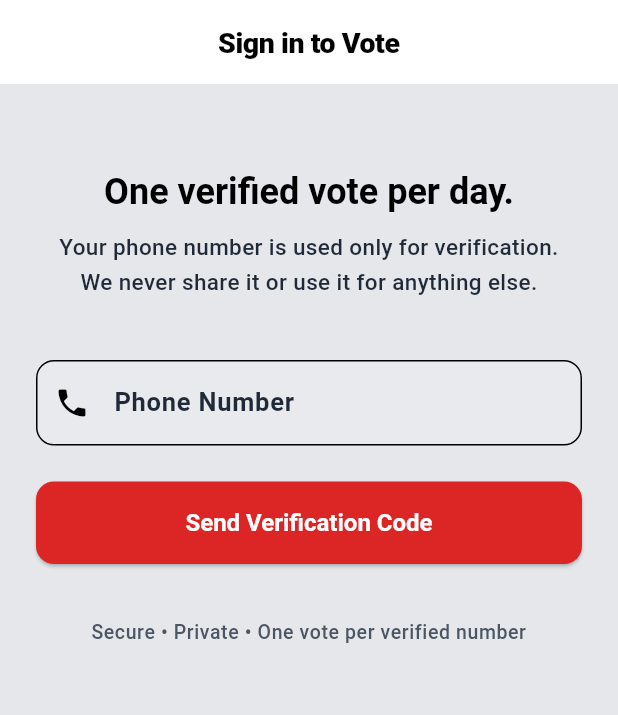
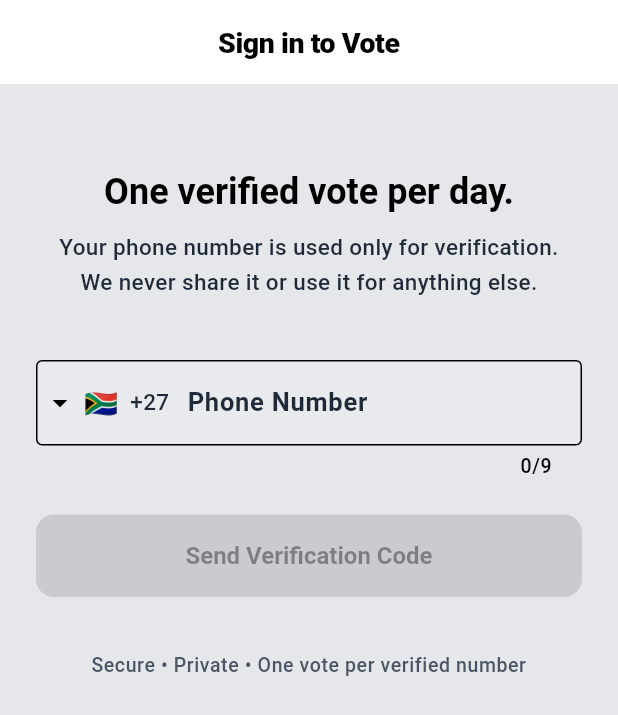
Before and after one commit to BuffaloJoe56/livepoll-politics, a Flutter app: the PhoneAuthScreen screen opened by its route, on a phone screen of 412 x 824 dp. Shown: the top 715 px of the screen. Run offline on Flutter 3.47's test engine with Material 3 defaults, Android fonts, the light colour scheme and no system bars; drawn by our look-alikes of intl_phone_field; our stand-ins replace flutter_animate, flutter_riverpod, go_router, riverpod_annotation; generated files the repository leaves out were written again.

Commit message:
Activate full demo phone auth flow (country picker + OTP step)

```diff
--- a/lib/features/auth/presentation/phone_auth_screen.dart
+++ b/lib/features/auth/presentation/phone_auth_screen.dart
@@ -1,8 +1,62 @@
 import 'package:flutter/material.dart';
+import 'package:go_router/go_router.dart';
+import 'package:intl_phone_field/intl_phone_field.dart';
 import 'package:livepoll_politics/core/theme/app_theme.dart';
 
-class PhoneAuthScreen extends StatelessWidget {
+class PhoneAuthScreen extends StatefulWidget {
   const PhoneAuthScreen({super.key});
+
+  @override
+  State<PhoneAuthScreen> createState() => _PhoneAuthScreenState();
+}
+
+class _PhoneAuthScreenState extends State<PhoneAuthScreen> {
+  String _phoneNumber = '';
+  bool _codeSent = false;
+  final TextEditingController _codeController = TextEditingController();
+
+  @override
+  void dispose() {
+    _codeController.dispose();
+    super.dispose();
+  }
+
+  void _sendCode() {
+    if (_phoneNumber.isEmpty) return;
+
+    setState(() {
+      _codeSent = true;
+      _codeController.clear();
+    });
+
+    ScaffoldMessenger.of(context).showSnackBar(
+      SnackBar(
+        content: Text(
+          'Demo code sent to $_phoneNumber.\nFor this test, enter any 6 digits (e.g. 123456).',
+        ),
+        duration: const Duration(seconds: 5),
+      ),
+    );
+  }
+
+  void _verifyCode() {
+    final code = _codeController.text.trim();
+
+    if (code.length != 6) {
+      ScaffoldMessenger.of(context).showSnackBar(
+        const SnackBar(content: Text('Please enter a 6-digit code')),
+      );
+      return;
+    }
+
+    // Demo: accept any 6-digit code
+    ScaffoldMessenger.of(context).showSnackBar(
+      const SnackBar(content: Text('Phone verified! You can now cast your vote.')),
+    );
+
+    // Send user to the SA vote screen
+    context.go('/vote/sa');
+  }
 
   @override
   Widget build(BuildContext context) {
@@ -12,6 +66,7 @@ class PhoneAuthScreen extends StatelessWidget {
       appBar: AppBar(title: const Text('Sign in to Vote')),
       body: Padding(
         padding: const EdgeInsets.all(24),
+        child: SingleChildScrollView(
           child: Column(
             crossAxisAlignment: CrossAxisAlignment.stretch,
             children: [
@@ -29,29 +84,79 @@ class PhoneAuthScreen extends StatelessWidget {
               ),
               const SizedBox(height: 40),
 
-            // Placeholder for real phone input (intl_phone_field will be added next)
-            TextField(
+              if (!_codeSent) ...[
+                // Step 1: Phone number
+                IntlPhoneField(
                   decoration: const InputDecoration(
                     labelText: 'Phone Number',
-                hintText: '+1 (202) 555-0142',
-                prefixIcon: Icon(Icons.phone),
+                    border: OutlineInputBorder(),
                   ),
-              keyboardType: TextInputType.phone,
+                  initialCountryCode: 'ZA',
+                  onChanged: (phone) {
+                    setState(() {
+                      _phoneNumber = phone.completeNumber;
+                    });
+                  },
                 ),
                 const SizedBox(height: 24),
-
                 ElevatedButton(
-              onPressed: () {
-                // TODO: Implement real Firebase Phone Auth
-                ScaffoldMessenger.of(context).showSnackBar(
-                  const SnackBar(content: Text('Phone auth coming in next phase')),
-                );
-              },
+                  onPressed: _phoneNumber.isNotEmpty ? _sendCode : null,
                   style: ElevatedButton.styleFrom(
                     backgroundColor: AppTheme.republicanRed,
                   ),
                   child: const Text('Send Verification Code'),
                 ),
+              ] else ...[
+                // Step 2: Verification code
+                Text(
+                  'Verification code sent to $_phoneNumber',
+                  style: theme.textTheme.titleMedium?.copyWith(fontWeight: FontWeight.w600),
+                  textAlign: TextAlign.center,
+                ),
+                const SizedBox(height: 8),
+                const Text(
+                  'For this demo, enter any 6 digits (example: 123456)',
+                  style: TextStyle(color: Colors.grey),
+                  textAlign: TextAlign.center,
+                ),
+                const SizedBox(height: 24),
+
+                TextField(
+                  controller: _codeController,
+                  decoration: const InputDecoration(
+                    labelText: '6-digit code',
+                    border: OutlineInputBorder(),
+                    counterText: '',
+                  ),
+                  keyboardType: TextInputType.number,
+                  maxLength: 6,
+                  textAlign: TextAlign.center,
+                  style: const TextStyle(fontSize: 28, letterSpacing: 12),
+                ),
+
+                const SizedBox(height: 16),
+
+                ElevatedButton(
+                  onPressed: _verifyCode,
+                  style: ElevatedButton.styleFrom(
+                    backgroundColor: AppTheme.republicanRed,
+                  ),
+                  child: const Text('Verify Code'),
+                ),
+
+                const SizedBox(height: 12),
+
+                TextButton(
+                  onPressed: () {
+                    setState(() {
+                      _codeSent = false;
+                      _phoneNumber = '';
+                      _codeController.clear();
+                    });
+                  },
+                  child: const Text('Use a different number'),
+                ),
+              ],
 
               const SizedBox(height: 36),
               Text(
@@ -62,6 +167,7 @@ class PhoneAuthScreen extends StatelessWidget {
             ],
           ),
         ),
+      ),
     );
   }
 }
```
Lines whose indentation alone changed are shown as unchanged.
